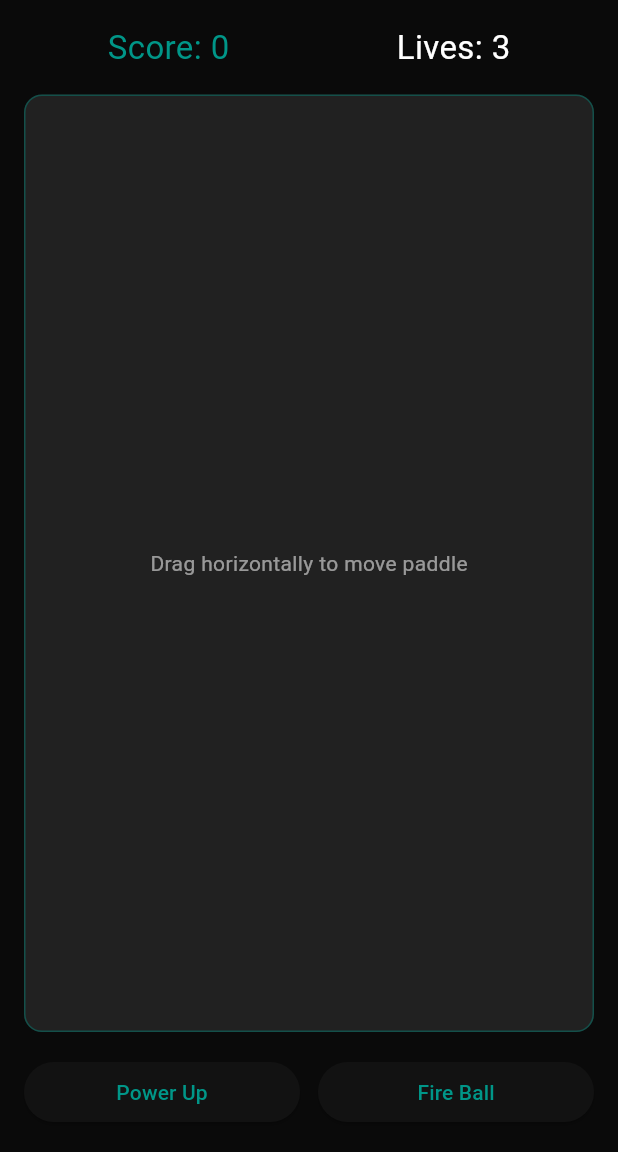
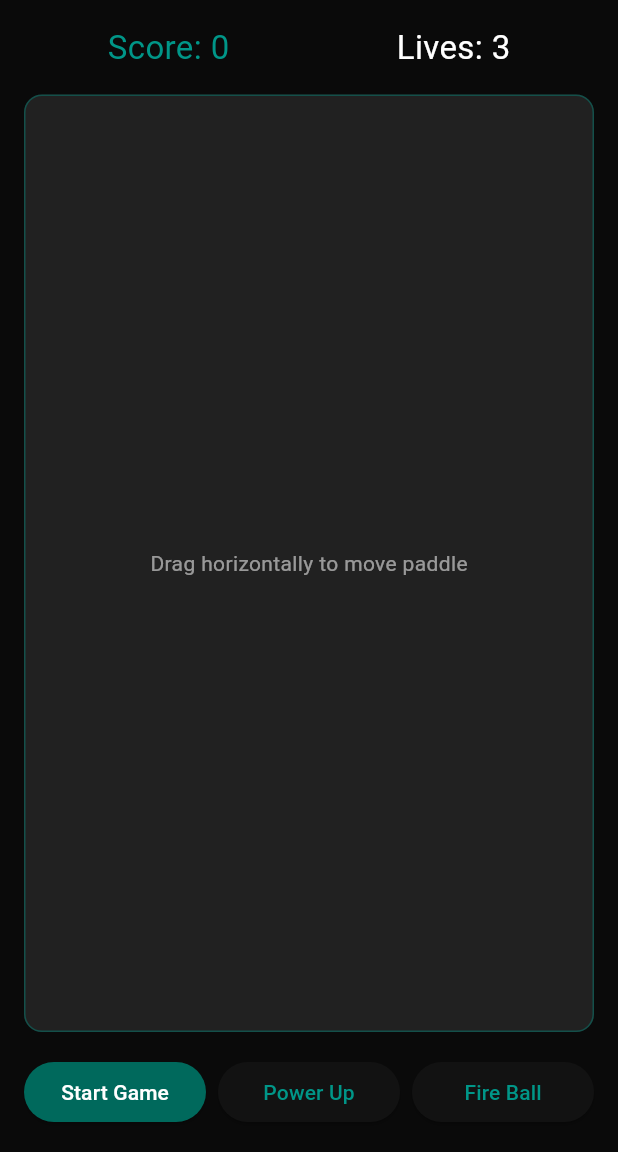
Before and after one commit to AnirudhPratapSinghYadav/LG-Arkanoid, a Flutter app: the ControllerScreen screen opened by its route, on a phone screen of 412 x 824 dp, the part 84-1236 px from its top. Run offline on Flutter 3.47's test engine with Material 3 defaults, Android fonts, the phone set to English and light mode, and no system bars; our stand-ins replace shared_preferences, socket_io_client; accounts and stored records are empty; statements that could not run were skipped.

Commit message:
add start game button to controller

```diff
--- a/flutter app/lib/main.dart
+++ b/flutter app/lib/main.dart
@@ -136,6 +136,11 @@
       'timestamp': DateTime.now().millisecondsSinceEpoch,
       'nonce': generateNonce(),
     });
+  }
+
+  void startGame() {
+    if (socket == null || !connected) return;
+    socket!.emit('start_game');
   }
 
   void disconnect() {
@@ -762,11 +767,19 @@
                   children: [
                     Expanded(
                       child: ElevatedButton(
+                        style: ElevatedButton.styleFrom(backgroundColor: Colors.teal.shade800),
+                        onPressed: () => service.startGame(),
+                        child: const Text('Start Game', style: TextStyle(color: Colors.white)),
+                      ),
+                    ),
+                    const SizedBox(width: 8),
+                    Expanded(
+                      child: ElevatedButton(
                         onPressed: _showPowerUpDialog,
                         child: const Text('Power Up'),
                       ),
                     ),
-                    const SizedBox(width: 12),
+                    const SizedBox(width: 8),
                     Expanded(
                       child: ElevatedButton(
                         onPressed: () => service.activatePowerUp('multi_ball'),
```
